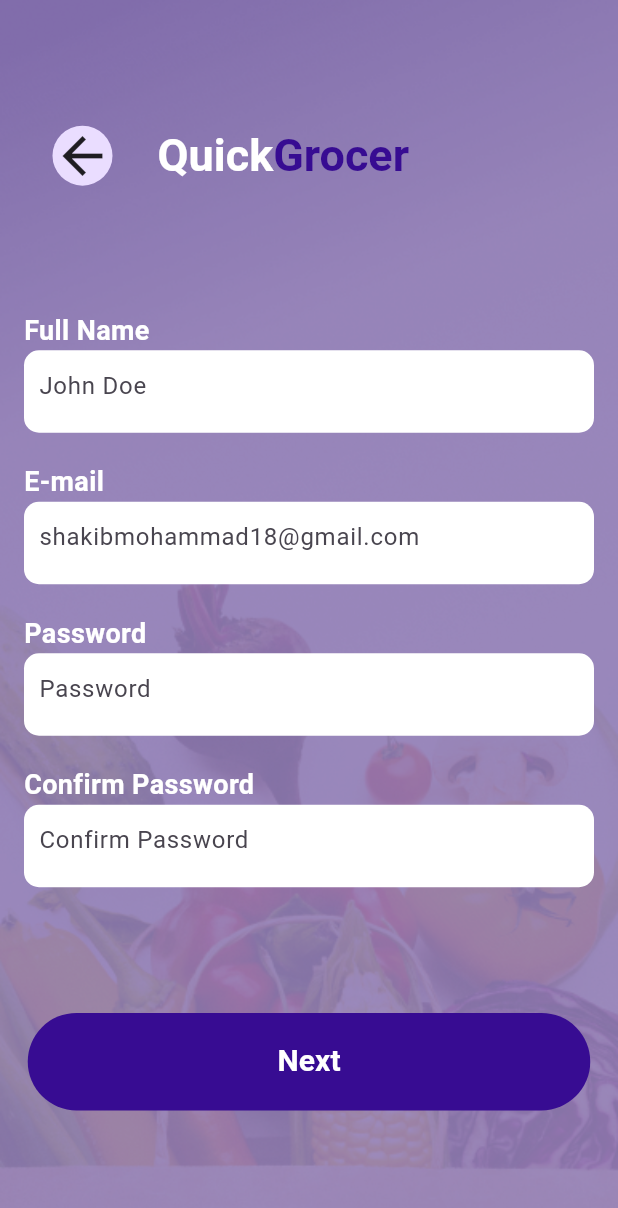
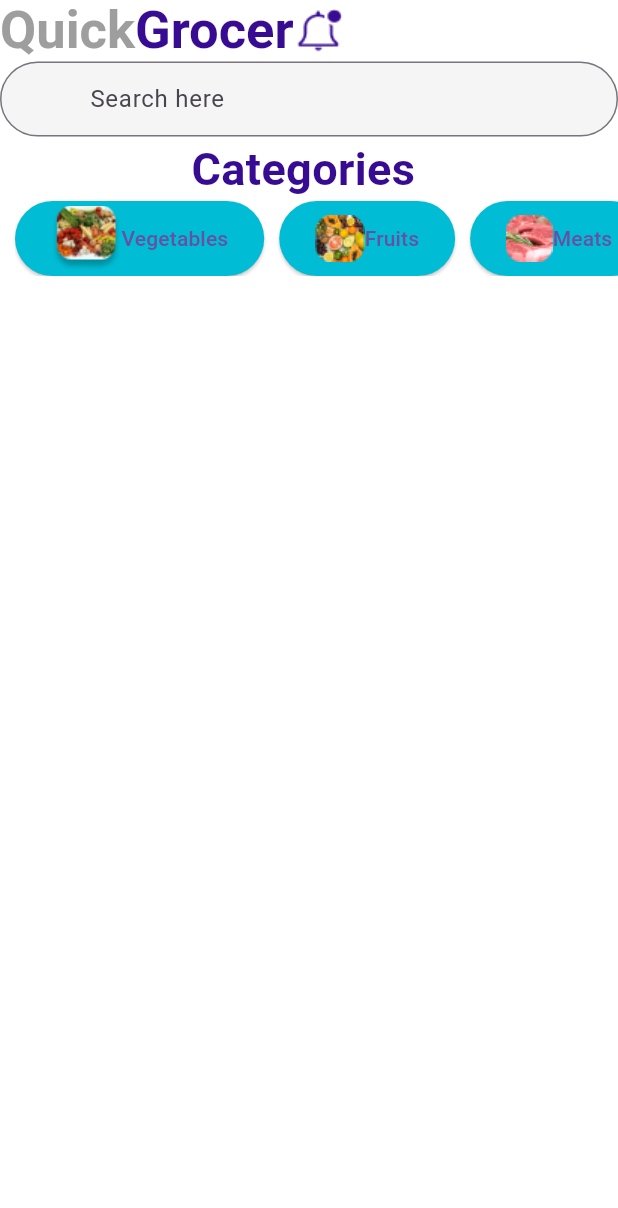
Before and after one commit to shakibalways/salon-app, a Flutter app: the screen it shows after launch, on a phone screen of 412 x 824 dp. Shown: the top 1208 px of the screen. Run offline on Flutter 3.47's test engine with Material 3 defaults, Android fonts, the phone set to English and light mode, and no system bars.

Commit message:
Home Screen Page Ui Starting and half done

```diff
--- a/lib/Common/Widget/custom_textfield.dart
+++ b/lib/Common/Widget/custom_textfield.dart
@@ -2,15 +2,14 @@ import 'package:flutter/material.dart';
 
 class CustomTextField extends StatelessWidget {
   final String hintText;
-
   final String? labelText;
-
+  final Widget? prefix;
   const CustomTextField({
     super.key,
     required this.hintText,
     this.labelText,
+    this.prefix,
   });
-
   @override
   Widget build(BuildContext context) {
     return SizedBox(
@@ -25,6 +24,7 @@ class CustomTextField extends StatelessWidget {
             decoration: InputDecoration(
                 hintText: hintText,
                 labelText: labelText,
+                prefix: prefix,
                 border: InputBorder.none),
           ),
         ),
--- /dev/null
+++ b/lib/Common/Widget/home_page_list.dart
@@ -0,0 +1,5 @@
+class CategoriesModel{
+  final String imagePath;
+  final String categoriName;
+  CategoriesModel({required this.imagePath, required this.categoriName});
+}
--- /dev/null
+++ b/lib/Data/categores_list.dart
@@ -0,0 +1,12 @@
+import 'package:salon/utilits/constant/image_list.dart';
+import 'package:salon/utilits/constant/text_list.dart';
+
+import '../Common/Widget/home_page_list.dart';
+
+List<CategoriesModel> categorisList = [
+  CategoriesModel(imagePath: RImages.vagetables, categoriName: RTexts.v),
+  CategoriesModel(imagePath: RImages.fruits, categoriName: RTexts.f),
+  CategoriesModel(imagePath: RImages.meats, categoriName: RTexts.m),
+  CategoriesModel(imagePath: RImages.chicken, categoriName: RTexts.c),
+  CategoriesModel(imagePath: RImages.drinks, categoriName: RTexts.d),
+];
--- /dev/null
+++ b/lib/Screen/Home Page/home_screen.dart
@@ -0,0 +1,109 @@
+import 'package:flutter/material.dart';
+import 'package:salon/utilits/constant/color_code_list.dart';
+import 'package:salon/utilits/constant/image_list.dart';
+
+import '../../Data/categores_list.dart';
+import '../../utilits/constant/text_list.dart';
+
+class HomeScreenPage extends StatefulWidget {
+  const HomeScreenPage({super.key});
+
+  @override
+  State<HomeScreenPage> createState() => _HomeScreenPageState();
+}
+
+class _HomeScreenPageState extends State<HomeScreenPage> {
+  @override
+  Widget build(BuildContext context) {
+    return Scaffold(
+      backgroundColor: Color(int.parse(RColors.homeColor)),
+      body: Column(
+        // mainAxisAlignment: MainAxisAlignment.center,
+        children: [
+          Row(
+            children: [
+              RichText(
+                  text: TextSpan(
+                      style: const TextStyle(
+                          color: Colors.grey,
+                          fontSize: 35,
+                          fontWeight: FontWeight.bold),
+                      children: <TextSpan>[
+                    const TextSpan(text: RTexts.titleText),
+                    TextSpan(
+                        text: RTexts.titleText1,
+                        style: TextStyle(
+                            color: Color(int.parse(RColors.colorCode)))),
+                  ])),
+              Image.asset(
+                RImages.notification,
+                height: 30,
+              )
+            ],
+          ),
+          SizedBox(
+            width: 420,
+            height: 50,
+            child: Container(
+              decoration: BoxDecoration(
+                  borderRadius: BorderRadius.circular(25),
+                  color: Color(int.parse(RColors.textfleidColor))),
+              child: TextField(
+                decoration: InputDecoration(
+                    focusedBorder: OutlineInputBorder(
+                      borderRadius: BorderRadius.circular(25.0),
+                      borderSide: const BorderSide(
+                        color: Colors.grey,
+                      ),
+                    ),
+                    prefix: const Padding(
+                      padding: EdgeInsets.only(left: 20),
+                      child: Icon(Icons.search),
+                    ),
+                    hintText: RTexts.fleidText,
+                    border: OutlineInputBorder(
+                        borderSide: const BorderSide(),
+                        borderRadius: BorderRadius.circular(25))),
+              ),
+            ),
+          ),
+          Text(
+            RTexts.categori,
+            style: TextStyle(
+                color: Color(
+                  int.parse(RColors.colorCode),
+                ),
+                fontSize: 30,
+                fontWeight: FontWeight.bold),
+          ),
+          Padding(
+            padding: const EdgeInsets.only(left: 10),
+            child: SizedBox(
+              height: 50,
+              child: ListView.builder(
+                  scrollDirection: Axis.horizontal,
+                  shrinkWrap: true,
+                  itemCount: categorisList.length,
+                  itemBuilder: (context, index) {
+                    return Padding(
+                      padding: const EdgeInsets.only(right: 10),
+                      child: ElevatedButton(
+                          style: const ButtonStyle(
+                              backgroundColor:
+                                  MaterialStatePropertyAll(Colors.cyan)),
+                          onPressed: () {},
+                          child: Row(
+                            children: [
+                              Image.asset(categorisList[index].imagePath),
+                              Text(categorisList[index].categoriName)
+                            ],
+                          )),
+                    );
+                  }),
+            ),
+          )
+        ],
+      ),
+    );
+  }
+}
--- a/lib/main.dart
+++ b/lib/main.dart
@@ -1,7 +1,8 @@
 import 'package:flutter/material.dart';
+import 'package:salon/Screen/Home%20Page/home_screen.dart';
 import 'package:salon/Screen/Pages/next_page.dart';
 
-import 'package:salon/Screen/Pages/welcome_page.dart';
+
 
 
 void main(){
@@ -14,7 +15,7 @@ class MyApp extends StatelessWidget {
   Widget build(BuildContext context) {
     return  const MaterialApp(
       debugShowCheckedModeBanner: false,
-      home: NextPage(),
+      home: HomeScreenPage(),
     );
   }
 }
--- a/lib/utilits/constant/color_code_list.dart
+++ b/lib/utilits/constant/color_code_list.dart
@@ -3,5 +3,8 @@ class RColors{
   static const  String colorCode ="0xFF370C92";
   static const  String colorCode1 ="0xFF482D85";
   static const String backgroundColor = "0xFF482D85";
+  static const String homeColor = "0xFFFFFFFF";
+  static const String textfleidColor = "0xFFF5F5F5";
+
 
 }
--- a/lib/utilits/constant/image_list.dart
+++ b/lib/utilits/constant/image_list.dart
@@ -1,4 +1,11 @@
 class RImages {
-  static const String loginScreenimage = "assets/loginpageimage.png";
-static const String signupImage = "assets/signupimage.png";
+  static const String loginScreenimage = "assets/images/loginpageimage.png";
+static const String signupImage = "assets/images/signupimage.png";
+static const String notification = "assets/images/notification.png";
+// Categoris Image
+static const String vagetables ="assets/categorisimage/Vegetables.png";
+static const String fruits ="assets/categorisimage/Fruits.png";
+static const String meats ="assets/categorisimage/Meats.png";
+static const String chicken ="assets/categorisimage/Chicken.png";
+static const String drinks ="assets/categorisimage/Drinks.png";
 }
--- a/lib/utilits/constant/text_list.dart
+++ b/lib/utilits/constant/text_list.dart
@@ -19,6 +19,15 @@ static const String address ="Address";
 static const String number ="Phone Number";
 static const String buttonName ="Sign-Up";
 static const String skip = "Skip";
-// /Welcome Page
+// Welcome Page
 static const String welcomeText ="Welcome to the ultimate \n   grocery experience";
+//Home Page
+static const String fleidText= "Search here";
+static const String categori= "Categories ";
+// Categoris Text
+static const String v ="Vegetables";
+static const String f ="Fruits";
+static const String m ="Meats";
+static const String c ="Chicken";
+static const String d ="Drinks";
 }
--- a/pubspec.yaml
+++ b/pubspec.yaml
@@ -60,7 +60,8 @@ flutter:
 
   # To add assets to your application, add an assets section, like this:
   assets:
-    - assets/
+    - assets/categorisimage/
+    - assets/images/
   #   - images/a_dot_ham.jpeg
 
   # An image asset can refer to one or more resolution-specific "variants", see
```
Also changed, not shown: assets/categorisimage/Chicken.png (added), assets/categorisimage/Drinks.png (added), assets/categorisimage/Fruits.png (added), assets/categorisimage/Meats.png (added), assets/categorisimage/Vegetables.png (added), assets/images/loginpageimage.png (renamed from assets/loginpageimage.png), assets/images/notification.png (added), assets/images/signupimage.png (renamed from assets/signupimage.png).
